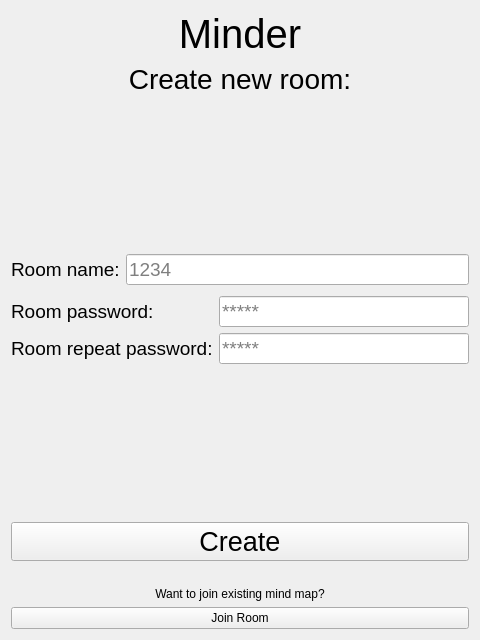
First picture: the form in client/MinderClient/libs/SessionCreationWindow/SessionCreationWindow.ui, repository LDK28/Minder, before the edit.
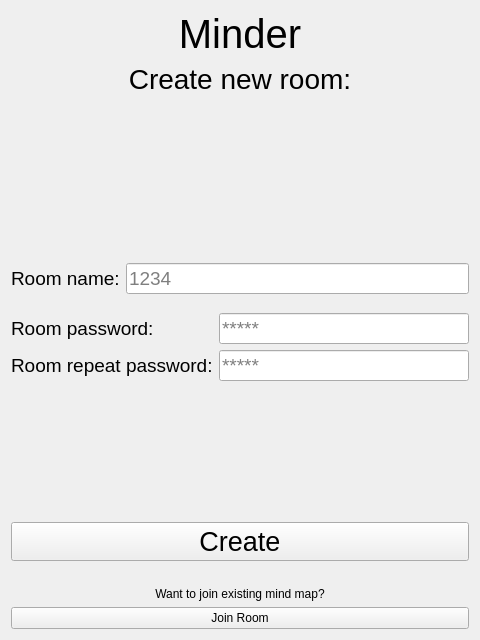
Second picture: the form after the edit.

Commit message: Validation data error msgs to view added

```diff
--- a/client/MinderClient/libs/SessionCreationWindow/SessionCreationWindow.ui
+++ b/client/MinderClient/libs/SessionCreationWindow/SessionCreationWindow.ui
@@ -62,6 +62,25 @@
    </item>
    <item>
     <layout class="QVBoxLayout" name="verticalLayout_2">
+     <item>
+      <widget class="QLabel" name="labelErrorMsg">
+       <property name="font">
+        <font>
+         <pointsize>13</pointsize>
+         <italic>true</italic>
+        </font>
+       </property>
+       <property name="text">
+        <string>&lt;error&gt;</string>
+       </property>
+       <property name="alignment">
+        <set>Qt::AlignCenter</set>
+       </property>
+       <property name="margin">
+        <number>5</number>
+       </property>
+      </widget>
+     </item>
      <item>
       <layout class="QFormLayout" name="formLayout_2">
        <item row="0" column="0">
@@ -106,8 +125,8 @@
        </property>
        <property name="sizeHint" stdset="0">
         <size>
-         <width>5</width>
-         <height>5</height>
+         <width>13</width>
+         <height>13</height>
         </size>
        </property>
       </spacer>
```
The commit also changes 18 other files.
